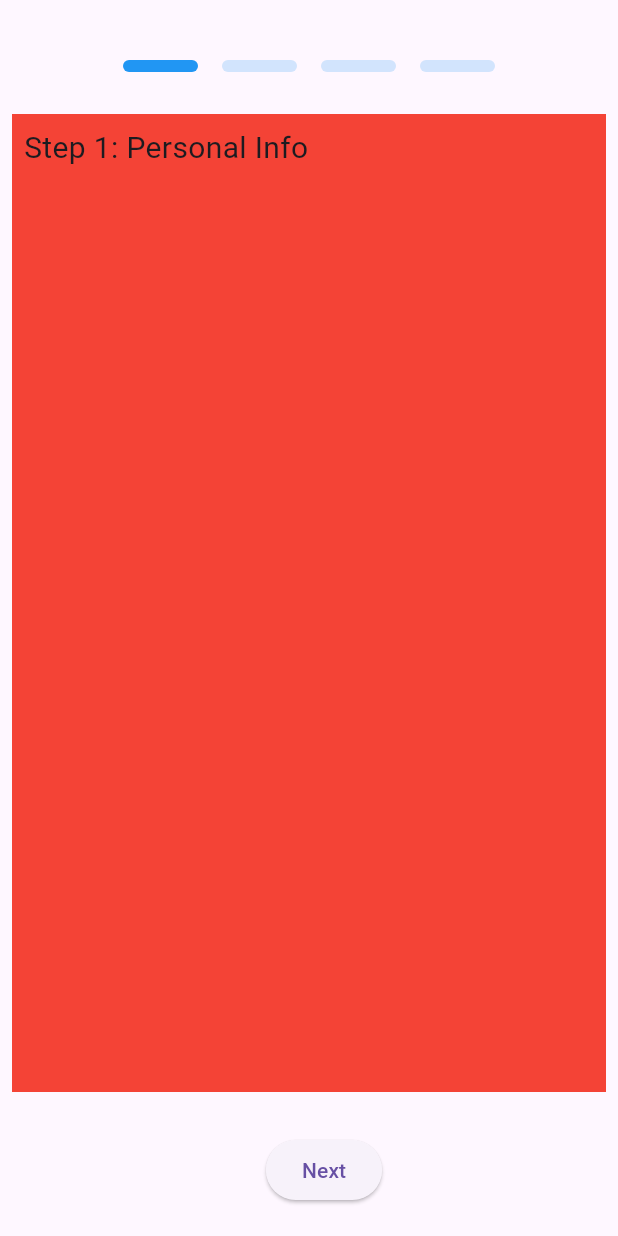
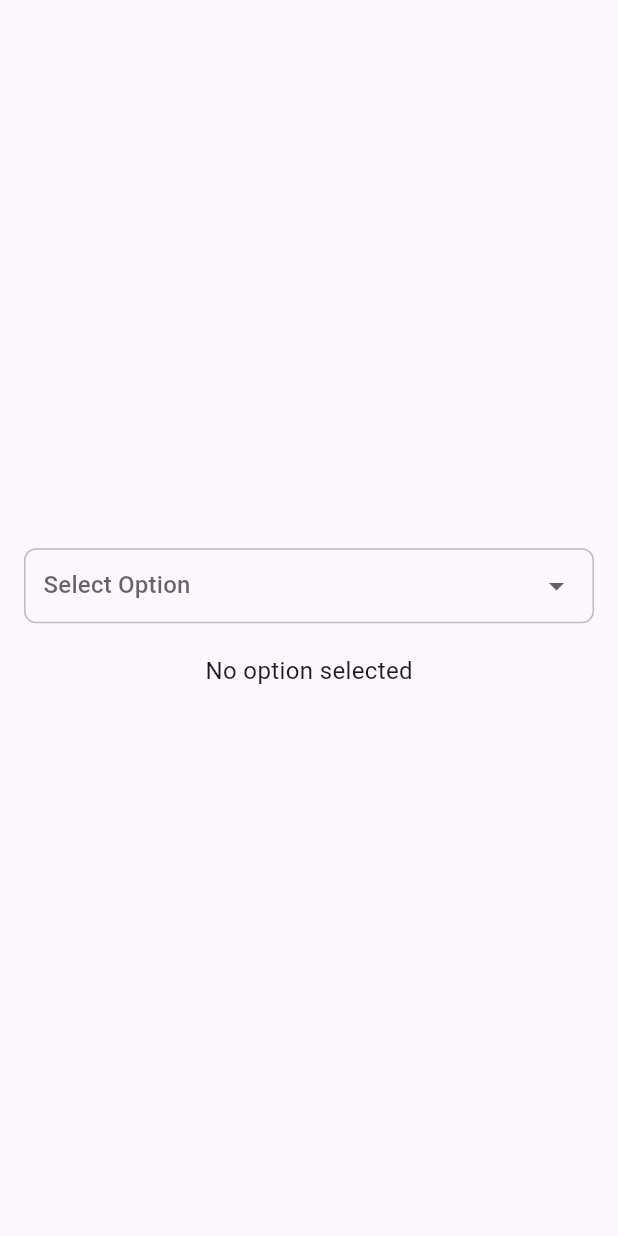
Before and after one commit to apronoy/learn_app, a Flutter app: the screen it shows after launch, on a phone screen of 412 x 824 dp. Run offline on Flutter 3.47's test engine with Material 3 defaults, Android fonts, the phone set to English and light mode, and no system bars; our stand-ins replace get.

Commit message:
add drop down menu

```diff
--- /dev/null
+++ b/lib/dropdown/drop_down_controler.dart
@@ -0,0 +1,17 @@
+import 'package:get/get.dart';
+
+class DropdownController extends GetxController {
+  // Holds the selected option
+  var selectedOption = ''.obs; // empty means nothing selected yet
+
+  // List of dropdown items
+  final List<String> options = [
+    'Option 1',
+    'Option 2',
+    'Option 3',
+  ];
+
+  void setOption(String value) {
+    selectedOption.value = value;
+  }
+}
--- /dev/null
+++ b/lib/dropdown/dropdown.dart
@@ -0,0 +1,59 @@
+import 'package:flutter/material.dart';
+import 'package:get/get.dart';
+import 'package:work_prectice/dropdown/drop_down_controler.dart';
+
+
+class DropdownPage extends StatelessWidget {
+  const DropdownPage({super.key});
+
+  @override
+  Widget build(BuildContext context) {
+    final DropdownController controller = Get.find();
+
+    return Scaffold(
+
+      body: Padding(
+        padding: const EdgeInsets.all(16.0),
+        child: Column(
+          mainAxisAlignment: MainAxisAlignment.center,
+          crossAxisAlignment: CrossAxisAlignment.center,
+          children: [
+            Container(
+              padding: const EdgeInsets.symmetric(horizontal: 12),
+              decoration: BoxDecoration(
+                border: Border.all(color: Colors.grey.shade400),
+                borderRadius: BorderRadius.circular(8),
+              ),
+              child: Obx(() => DropdownButton<String>(
+                    isExpanded: true,
+                    value: controller.selectedOption.value == ''
+                        ? null
+                        : controller.selectedOption.value,
+                    hint: const Text('Select Option'),
+                    underline: const SizedBox(),
+                    items: controller.options
+                        .map((item) => DropdownMenuItem(
+                              value: item,
+                              child: Text(item),
+                            ))
+                        .toList(),
+                    onChanged: (value) {
+                      if (value != null) controller.setOption(value);
+                    },
+                  )),
+            ),
+            const SizedBox(height: 20),
+            Obx(() => Text(
+                  controller.selectedOption.value == ''
+                      ? 'No option selected'
+                      : 'You selected: ${controller.selectedOption.value}',
+                  style: const TextStyle(fontSize: 16),
+                )),
+
+
+          ],
+        ),
+      ),
+    );
+  }
+}
--- a/lib/main.dart
+++ b/lib/main.dart
@@ -1,10 +1,12 @@
 import 'package:flutter/material.dart';
 import 'package:get/get.dart';
+import 'package:work_prectice/dropdown/drop_down_controler.dart';
+import 'package:work_prectice/dropdown/dropdown.dart';
 import 'package:work_prectice/progress_indicator/controler/progress_ind_controler.dart';
-import 'package:work_prectice/progress_indicator/view/home.dart';
 
 void main() {
   Get.put(ProgressController());
+   Get.put(DropdownController());
   runApp(const MyApp());
 }
 
@@ -17,7 +19,7 @@ class MyApp extends StatelessWidget {
       debugShowCheckedModeBanner: false,
       title: 'Stepper with GetX',
       theme: ThemeData(primarySwatch: Colors.blue),
-      home: const HomePage(),
+      home: const DropdownPage(),
     );
   }
 }
```
